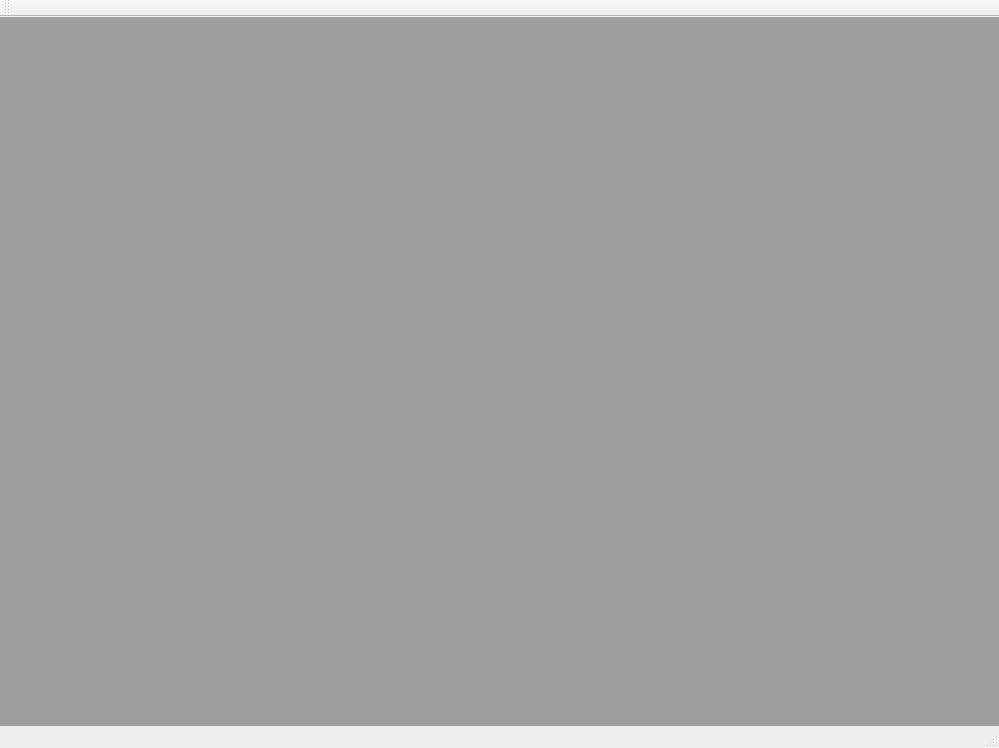
Old version of the form mainwindow.ui in the repository nitramr/indigoDock.
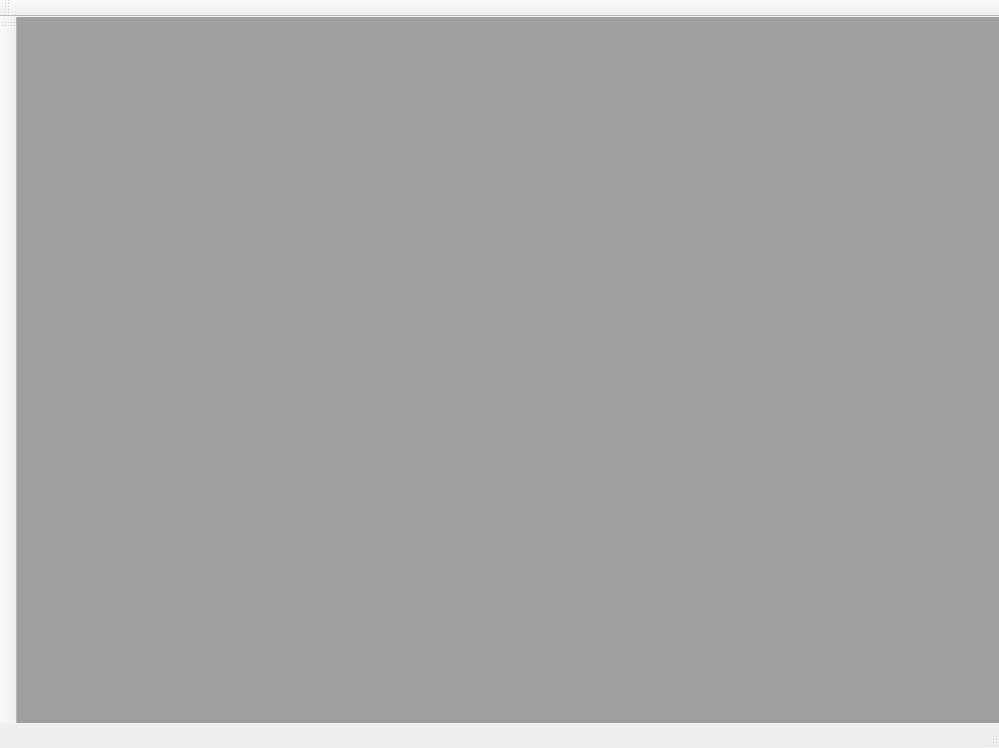
New version of the form.

```diff
--- a/mainwindow.ui
+++ b/mainwindow.ui
@@ -61,7 +61,26 @@
     <bool>false</bool>
    </attribute>
   </widget>
-  <widget class="QStatusBar" name="statusBar"/>
+  <widget class="QStatusBar" name="statusBar">
+   <property name="font">
+    <font>
+     <pointsize>13</pointsize>
+     <weight>50</weight>
+     <bold>false</bold>
+    </font>
+   </property>
+  </widget>
+  <widget class="QToolBar" name="toolBar">
+   <property name="windowTitle">
+    <string>toolBar</string>
+   </property>
+   <attribute name="toolBarArea">
+    <enum>LeftToolBarArea</enum>
+   </attribute>
+   <attribute name="toolBarBreak">
+    <bool>false</bool>
+   </attribute>
+  </widget>
  </widget>
  <layoutdefault spacing="6" margin="11"/>
  <resources/>
```
